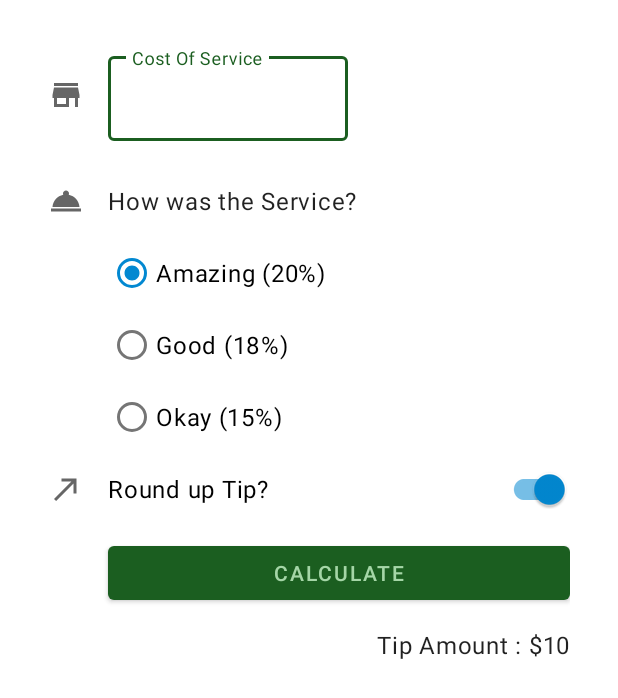
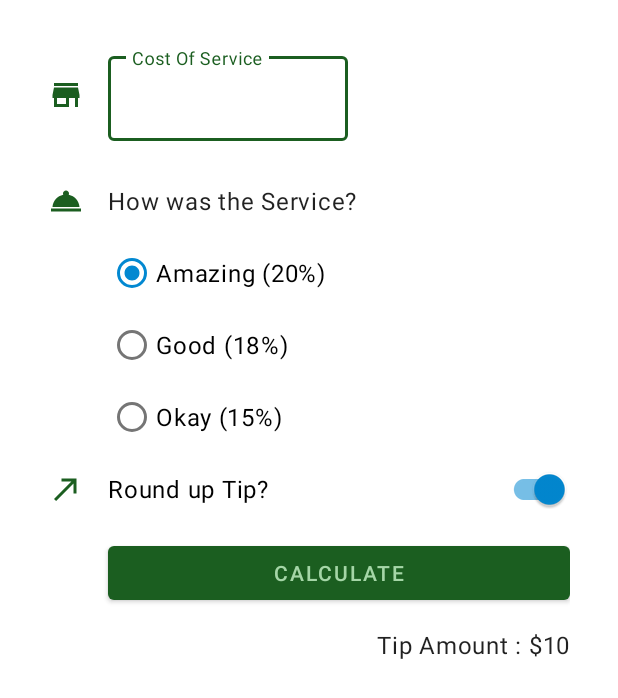
Before and after one commit to TanujKhanna0210/Tip-Calculator, an Android app: the layout activity_main.xml on its own in the app's theme, with its tools: preview values and no code run, on a phone screen of 412 x 824 dp. Shown: the top 698 px of the screen. Run offline under Robolectric (Android 15) with nearby library versions, the phone set to English and light mode, and no system bars.

Commit message:
Final commit

```diff
--- a/app/src/main/res/drawable/ic_round_up.xml
+++ b/app/src/main/res/drawable/ic_round_up.xml
@@ -3,7 +3,7 @@
     android:height="24dp"
     android:viewportWidth="24"
     android:viewportHeight="24"
-    android:tint="?attr/colorControlNormal">
+    android:tint="?attr/colorPrimary">
   <path
       android:fillColor="@android:color/white"
       android:pathData="M9,5v2h6.59L4,18.59 5.41,20 17,8.41V15h2V5z"/>
--- a/app/src/main/res/drawable/ic_service.xml
+++ b/app/src/main/res/drawable/ic_service.xml
@@ -3,7 +3,7 @@
     android:height="24dp"
     android:viewportWidth="24"
     android:viewportHeight="24"
-    android:tint="?attr/colorControlNormal">
+    android:tint="?attr/colorPrimary">
   <path
       android:fillColor="@android:color/white"
       android:pathData="M2,17h20v2L2,19zM13.84,7.79c0.1,-0.24 0.16,-0.51 0.16,-0.79 0,-1.1 -0.9,-2 -2,-2s-2,0.9 -2,2c0,0.28 0.06,0.55 0.16,0.79C6.25,8.6 3.27,11.93 3,16h18c-0.27,-4.07 -3.25,-7.4 -7.16,-8.21z"/>
--- a/app/src/main/res/drawable/ic_store.xml
+++ b/app/src/main/res/drawable/ic_store.xml
@@ -3,7 +3,7 @@
     android:height="24dp"
     android:viewportWidth="24"
     android:viewportHeight="24"
-    android:tint="?attr/colorControlNormal">
+    android:tint="?attr/colorPrimary">
   <path
       android:fillColor="@android:color/white"
       android:pathData="M20,4L4,4v2h16L20,4zM21,14v-2l-1,-5L4,7l-1,5v2h1v6h10v-6h4v6h2v-6h1zM12,18L6,18v-4h6v4z"/>
```
Also changed, not shown: app/src/main/java/com/example/tiptime/MainActivity.kt (+16 -0 lines).
